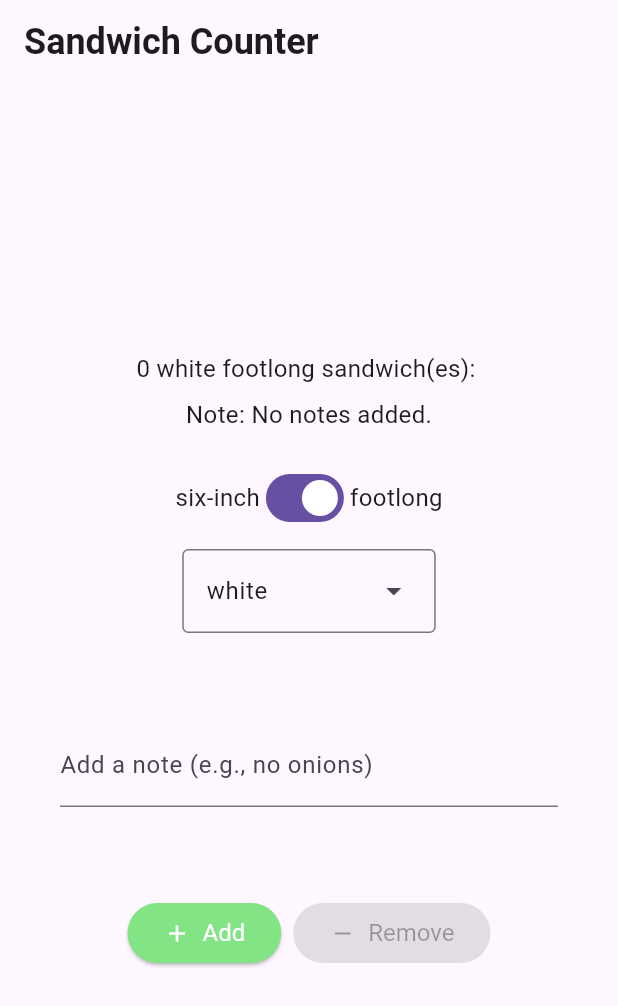
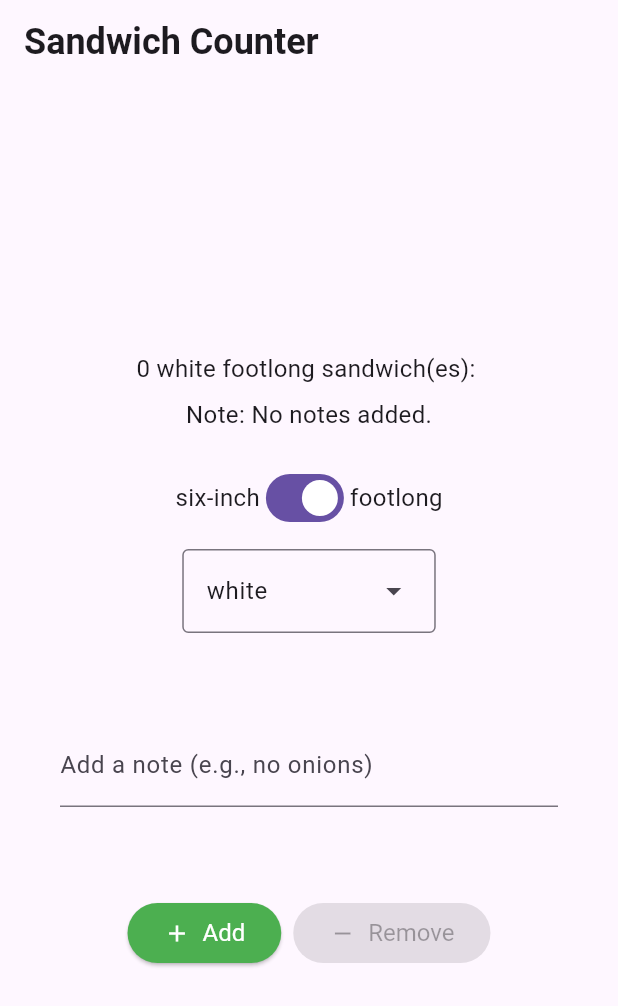
Before and after one commit to charis0627/sandwitch_app, a Flutter app: the screen it shows after launch, on a phone screen of 412 x 824 dp. Shown: the top 1006 px of the screen. Run offline on Flutter 3.47's test engine with Material 3 defaults, Android fonts, the phone set to English and light mode, and no system bars.

Commit message:
changing code

```diff
--- a/lib/main.dart
+++ b/lib/main.dart
@@ -159,14 +159,14 @@ class _OrderScreenState extends State<OrderScreen> {
                   onPressed: _getIncreaseCallback(),
                   icon: Icons.add,
                   label: 'Add',
-                  backgroundColor: const Color.fromARGB(255, 130, 228, 133),
+                  backgroundColor: Colors.green,
                 ),
                 const SizedBox(width: 8),
                 StyledButton(
                   onPressed: _getDecreaseCallback(),
                   icon: Icons.remove,
                   label: 'Remove',
-                  backgroundColor: const Color.fromARGB(255, 254, 135, 226),
+                  backgroundColor: Colors.red,
                 ),
               ],
             ),
```
